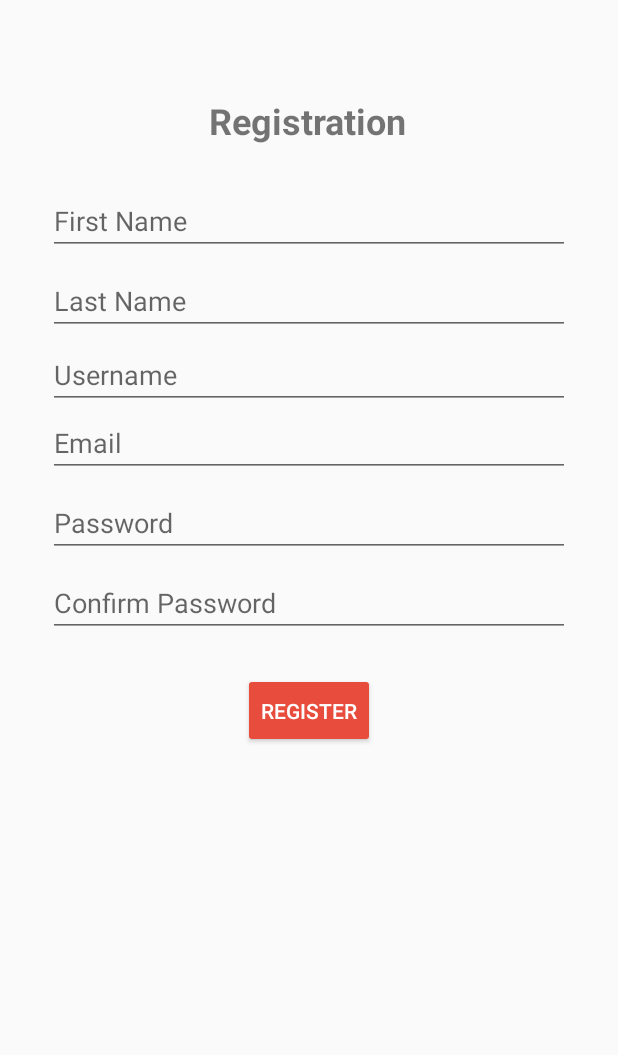
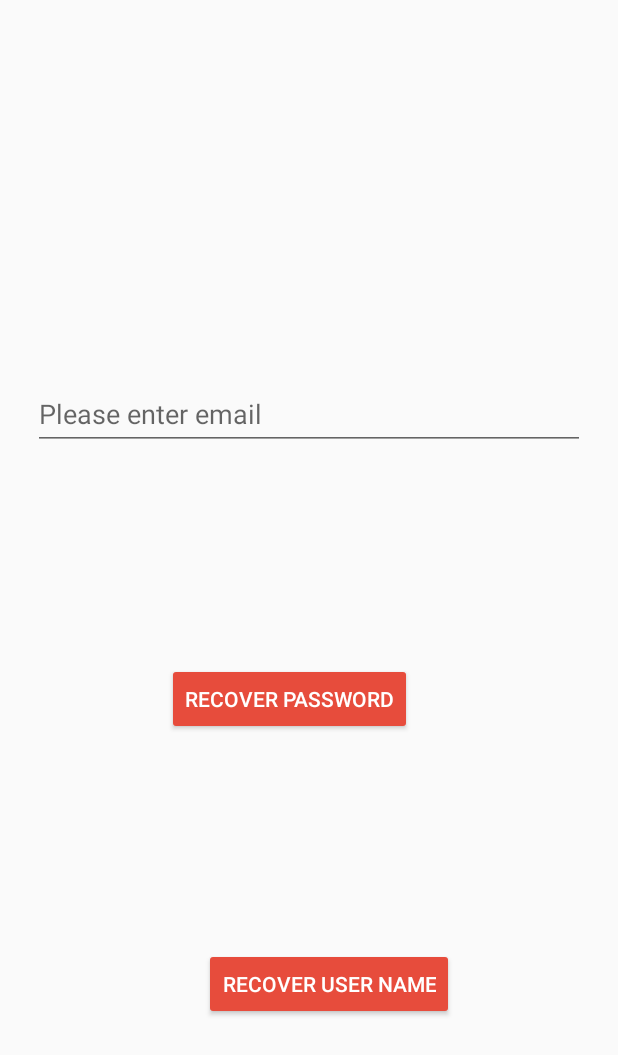
Before and after one commit to cga3798/ChatApp, an Android app: the screen it shows after launch (MainActivity), after a tap on "Register", on a phone screen of 412 x 824 dp. Shown: the top 1055 px of the screen. Run offline under Robolectric (Android 15) with nearby library versions, the phone set to English and light mode, and no system bars; 1 other tap on this screen came first.

Commit message:
added password and username recovery just need to finish webservice

```diff
--- a/app/src/main/java/group1/tcss450/uw/edu/a450groupone/LoginFragment.java
+++ b/app/src/main/java/group1/tcss450/uw/edu/a450groupone/LoginFragment.java
@@ -2,16 +2,19 @@ package group1.tcss450.uw.edu.a450groupone;
 
 import android.content.Context;
 import android.content.SharedPreferences;
+import android.graphics.Point;
 import android.os.Bundle;
 import android.support.v4.app.Fragment;
 import android.text.Editable;
 import android.util.Log;
 import android.view.LayoutInflater;
+import android.view.MenuInflater;
 import android.view.View;
 import android.view.ViewGroup;
 import android.widget.Button;
 import android.widget.CheckBox;
 import android.widget.EditText;
+import android.widget.PopupMenu;
 import android.widget.TextView;
 import android.widget.Toast;
 
@@ -48,6 +51,9 @@ public class LoginFragment extends Fragment implements View.OnClickListener{
         b.setOnClickListener(this);
         b = (Button) v.findViewById(R.id.LoginButtonRegister);
         b.setOnClickListener(this);
+
+        Button helpButton = (Button) v.findViewById(R.id.help_popup);
+        helpButton.setOnClickListener(this);
         return v;
     }
 
@@ -136,10 +142,17 @@ public class LoginFragment extends Fragment implements View.OnClickListener{
                 case R.id.LoginButtonRegister:
                     mListener.onRegister();
 
+                case R.id.help_popup:
+                    mListener.onHelp();
                 default:
                     Log.wtf("", "Didn't expect to see me...");
             }
         }
+
+
+
+
+
     }
 
     /**
@@ -151,6 +164,7 @@ public class LoginFragment extends Fragment implements View.OnClickListener{
         // TODO: Update argument type and name
         void onLogin(Credentials creds);
         void onRegister();
+        void onHelp();
     }
 
 }
--- /dev/null
+++ b/app/src/main/java/group1/tcss450/uw/edu/a450groupone/LoginHelpFragment.java
@@ -0,0 +1,92 @@
+package group1.tcss450.uw.edu.a450groupone;
+
+import android.content.Context;
+import android.net.Uri;
+import android.os.Bundle;
+import android.support.v4.app.Fragment;
+import android.text.Editable;
+import android.util.Log;
+import android.view.LayoutInflater;
+import android.view.View;
+import android.view.ViewGroup;
+import android.widget.EditText;
+
+import group1.tcss450.uw.edu.a450groupone.model.Credentials;
+
+public class LoginHelpFragment extends Fragment implements View.OnClickListener{
+    private OnHelpFragmentInteractionListener mListener;
+    public LoginHelpFragment() {
+        // Required empty public constructor
+    }
+
+
+    @Override
+    public View onCreateView(LayoutInflater inflater, ViewGroup container,
+                             Bundle savedInstanceState) {
+        // Inflate the layout for this fragment
+        return inflater.inflate(R.layout.fragment_login_help, container, false);
+    }
+
+
+    @Override
+    public void onAttach(Context context) {
+        super.onAttach(context);
+        if (context instanceof OnHelpFragmentInteractionListener) {
+            mListener = (OnHelpFragmentInteractionListener) context;
+        } else {
+            throw new RuntimeException(context.toString()
+                    + " must implement OnHelpFragmentInteractionListener");
+        }
+
+    }
+
+    @Override
+    public void onDetach() {
+        super.onDetach();
+        mListener = null;
+    }
+
+    /**
+     * onClick method to handle user login or register attempts.
+     *
+     * author: Casey Anderson
+     */
+    @Override
+    public void onClick(View view) {
+        if (mListener != null) {
+            EditText editText = (EditText) getActivity().findViewById(R.id.help_user_input);
+            switch (view.getId()) {
+                case R.id.help_password_button:
+                    // testing for username to be > 0 length
+                    if (editText.getText().toString().trim().length() == 0) {
+                        editText.setError("Email may not be empty");
+                    }
+                    else {
+                        mListener.onPassRecover(editText.getText().toString());
+                    }
+                    break;
+                case R.id.help_username_button:
+                    // testing for username to be > 0 length
+                    if (editText.getText().toString().trim().length() == 0) {
+                        editText.setError("Email may not be empty");
+                    }
+                    else {
+                        mListener.onUserRecover(editText.getText().toString());
+                    }
+                default:
+                    Log.wtf("", "Didn't expect to see me...");
+            }
+        }
+
+    }
+        /**
+         * listener interfaces for temp buttons
+         *
+         * author: Casey Anderson
+         */
+        public interface OnHelpFragmentInteractionListener {
+            void onPassRecover(String email);
+
+            void onUserRecover(String email);
+        }
+    }
--- a/app/src/main/java/group1/tcss450/uw/edu/a450groupone/MainActivity.java
+++ b/app/src/main/java/group1/tcss450/uw/edu/a450groupone/MainActivity.java
@@ -24,7 +24,8 @@ public class MainActivity extends AppCompatActivity implements
         LoginFragment.OnLoginFragmentInteractionListener,
         RegisterFragment.OnRegistrationCompleteListener,
         SuccessRegistrationFragment.OnOkVerifyEmailListener,
-        HomeFragment.OnHomeFragmentInteractionListener{
+        HomeFragment.OnHomeFragmentInteractionListener,
+        LoginHelpFragment.OnHelpFragmentInteractionListener{
 
     private Credentials mCredentials;
     public static Activity mainActivity;
@@ -161,6 +162,12 @@ public class MainActivity extends AppCompatActivity implements
     public void onRegister() {
         loadFragment(new RegisterFragment(),
                 getString(R.string.keys_fragment_register));
+    }
+
+    @Override
+    public void onHelp() {
+        loadFragment(new LoginHelpFragment(),
+                "help");
     }
 
     /**
@@ -301,4 +308,13 @@ public class MainActivity extends AppCompatActivity implements
 
     }
 
+    @Override
+    public void onPassRecover(String email) {
+
+    }
+
+    @Override
+    public void onUserRecover(String email) {
+
+    }
 }
--- /dev/null
+++ b/app/src/main/res/layout/fragment_login_help.xml
@@ -0,0 +1,57 @@
+<?xml version="1.0" encoding="utf-8"?>
+<android.support.constraint.ConstraintLayout xmlns:android="http://schemas.android.com/apk/res/android"
+    xmlns:app="http://schemas.android.com/apk/res-auto"
+    xmlns:tools="http://schemas.android.com/tools"
+    android:id="@+id/frameLayout2"
+    android:layout_width="match_parent"
+    android:layout_height="match_parent"
+    tools:context=".LoginHelpFragment">
+
+    <!-- TODO: Update blank fragment layout -->
+
+    <Button
+        android:id="@+id/help_password_button"
+        android:layout_width="wrap_content"
+        android:layout_height="wrap_content"
+        android:layout_marginBottom="8dp"
+        android:layout_marginEnd="112dp"
+        android:layout_marginStart="111dp"
+        android:layout_marginTop="8dp"
+        android:text="@string/help_password_fragment_button"
+        app:layout_constraintBottom_toTopOf="@+id/help_username_button"
+        app:layout_constraintEnd_toEndOf="parent"
+        app:layout_constraintHorizontal_bias="0.0"
+        app:layout_constraintStart_toStartOf="parent"
+        app:layout_constraintTop_toBottomOf="@+id/textInputLayout" />
+
+    <Button
+        android:id="@+id/help_username_button"
+        android:layout_width="wrap_content"
+        android:layout_height="wrap_content"
+        android:layout_marginBottom="144dp"
+        android:layout_marginEnd="109dp"
+        android:layout_marginStart="110dp"
+        android:text="@string/help_user_fragment_button"
+        app:layout_constraintBottom_toBottomOf="parent"
+        app:layout_constraintEnd_toEndOf="parent"
+        app:layout_constraintHorizontal_bias="1.0"
+        app:layout_constraintStart_toStartOf="parent" />
+
+    <android.support.design.widget.TextInputLayout
+        android:id="@+id/textInputLayout"
+        android:layout_width="368dp"
+        android:layout_height="wrap_content"
+        android:layout_marginEnd="8dp"
+        android:layout_marginStart="8dp"
+        android:layout_marginTop="244dp"
+        app:layout_constraintEnd_toEndOf="parent"
+        app:layout_constraintStart_toStartOf="parent"
+        app:layout_constraintTop_toTopOf="parent">
+
+        <android.support.design.widget.TextInputEditText
+            android:id="@+id/help_user_input"
+            android:layout_width="match_parent"
+            android:layout_height="wrap_content"
+            android:hint="@string/se_email" />
+    </android.support.design.widget.TextInputLayout>
+</android.support.constraint.ConstraintLayout>
--- a/app/src/main/res/values/strings.xml
+++ b/app/src/main/res/values/strings.xml
@@ -36,6 +36,9 @@
     <string name="flist_button_add_friend">Add friend</string>
     <string name="flist_button_new_group">New group</string>
 
+    <string name="help_password_fragment_button">Recover Password</string>
+    <string name="help_user_fragment_button">Recover User Name</string>
+    <string name="login_help_fragment_button">Help</string>
     <string name="login_fragment_button">Login</string>
     <string name="register_fragment_button">Register</string>
     <string name="welcome_fragment">Welcome!</string>
@@ -79,4 +82,7 @@
     <string name="leave_group">Delete Chat</string>
     <string name="view_members">View Group Members</string>
 
+    <!-- TODO: Remove or change this placeholder text -->
+    <string name="hello_blank_fragment">Hello blank fragment</string>
+
 </resources>
```
Also changed, not shown: app/src/main/res/layout/fragment_login.xml (+10 -0 lines).
